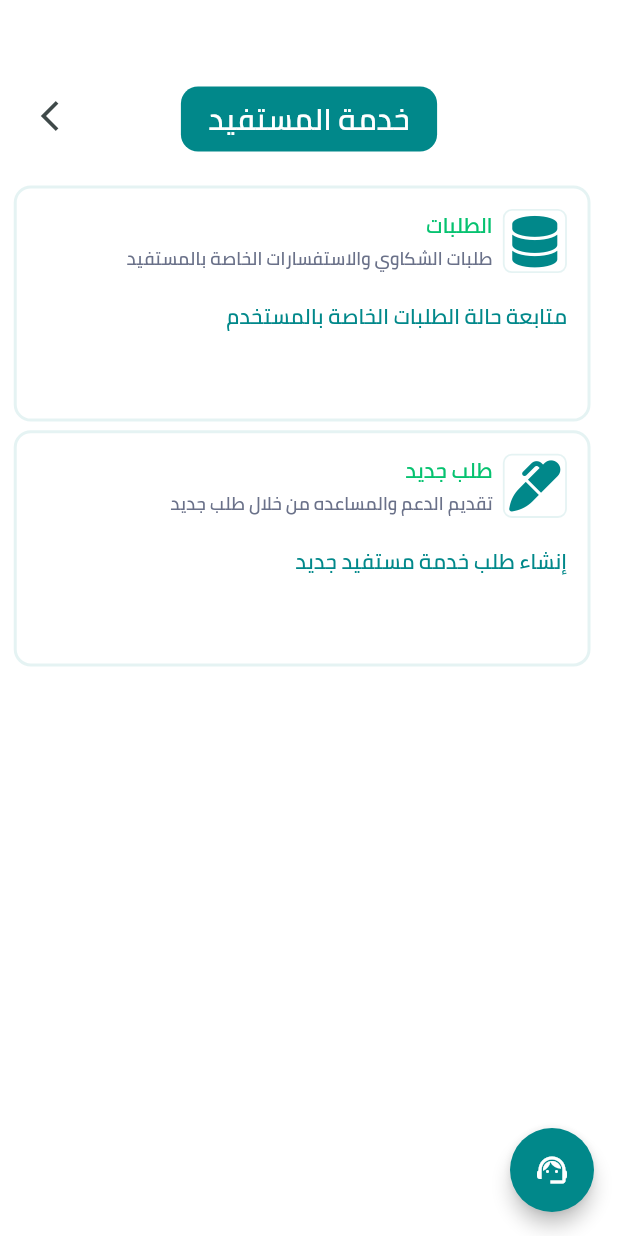
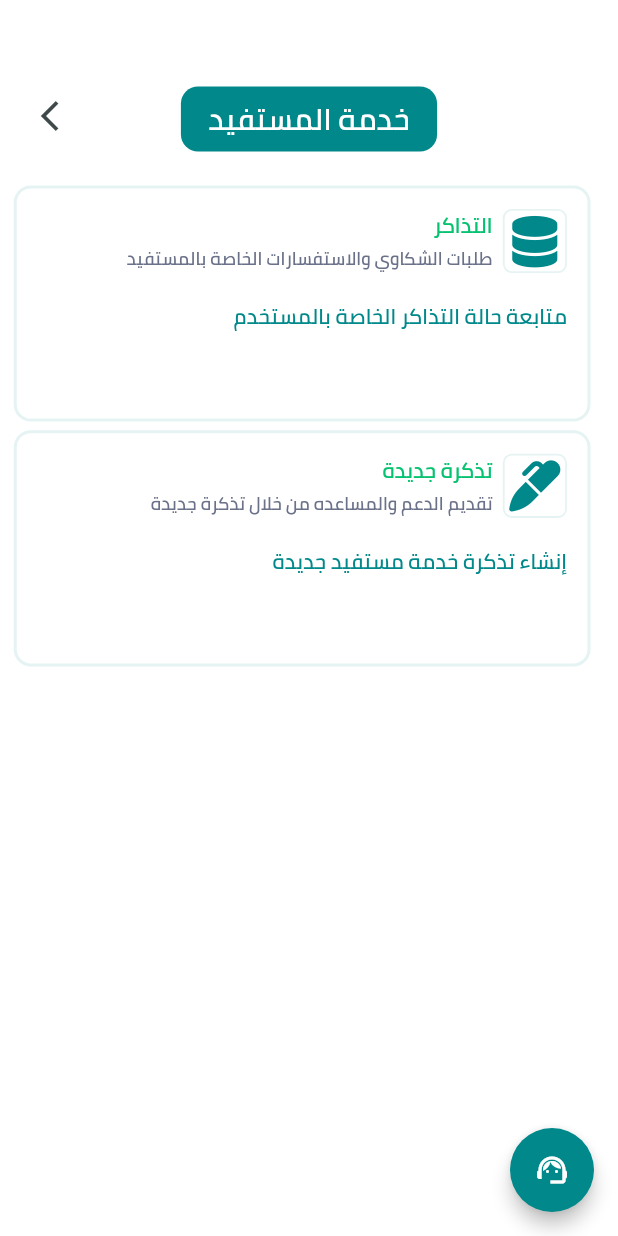
Before and after one commit to mo7amed777/NBU-New-Theme, a Flutter app: the SupportMe screen opened directly with empty values, on a phone screen of 412 x 824 dp. Run offline on Flutter 3.47's test engine with Material 3 defaults, Android fonts, the phone set to English and light mode, and no system bars; our stand-ins replace badges, cached_network_image, dio, dotted_border, file_picker, flutter_screenutil and 18 more; missing offline and left inert: animated_rating_stars, delta_to_html, flutter_cached_pdfview, flutter_quill, hand_signature, mobile_scanner and 6 more; accounts and stored records are empty; network calls fail.

Commit message:
edit Support System Tickets Name

```diff
--- a/lib/app/pages/views/Surveys/sections_of_servey.dart
+++ b/lib/app/pages/views/Surveys/sections_of_servey.dart
@@ -47,7 +47,8 @@ class SectionsOfServey extends StatelessWidget {
                 left: 32.w,
                 child: Center(
                   child: Container(
-                    padding: EdgeInsets.symmetric(vertical: 6, horizontal: 6),
+                    padding:
+                        EdgeInsets.symmetric(vertical: 6.h, horizontal: 16.w),
                     decoration: BoxDecoration(
                       borderRadius: BorderRadius.circular(25),
                       color: colorPrimary,
--- a/lib/app/pages/views/majales/council/meeting/subject/vote.dart
+++ b/lib/app/pages/views/majales/council/meeting/subject/vote.dart
@@ -120,7 +120,8 @@ class _SubjectVoteState extends State<SubjectVote> {
                   top: Get.height * 0.07,
                   child: Center(
                     child: Container(
-                      padding: EdgeInsets.symmetric(vertical: 6, horizontal: 6),
+                      padding:
+                          EdgeInsets.symmetric(vertical: 6.h, horizontal: 16.w),
                       decoration: BoxDecoration(
                         borderRadius: BorderRadius.circular(25),
                         color: colorPrimary,
--- a/lib/app/pages/views/skills_record/field_details.dart
+++ b/lib/app/pages/views/skills_record/field_details.dart
@@ -289,7 +289,8 @@ class _FieldDetailsState extends State<FieldDetails> {
               left: 32.w,
               child: Center(
                 child: Container(
-                  padding: EdgeInsets.symmetric(vertical: 6, horizontal: 6),
+                  padding:
+                      EdgeInsets.symmetric(vertical: 6.h, horizontal: 16.w),
                   decoration: BoxDecoration(
                     borderRadius: BorderRadius.circular(25),
                     color: colorPrimary,
--- a/lib/app/pages/views/skills_record/term_details.dart
+++ b/lib/app/pages/views/skills_record/term_details.dart
@@ -286,7 +286,8 @@ class TermCourseDetails extends StatelessWidget {
               top: Get.height * 0.07,
               child: Center(
                 child: Container(
-                  padding: EdgeInsets.symmetric(vertical: 6, horizontal: 6),
+                  padding:
+                      EdgeInsets.symmetric(vertical: 6.h, horizontal: 16.w),
                   decoration: BoxDecoration(
                     borderRadius: BorderRadius.circular(25),
                     color: colorPrimary,
--- a/lib/app/pages/views/support_me/new_requests.dart
+++ b/lib/app/pages/views/support_me/new_requests.dart
@@ -171,7 +171,7 @@ class NewSupportRequest extends StatelessWidget {
                               attachments: attatchments,
                             );
                           },
-                          label: 'تقديم الطلب',
+                          label: 'حفظ',
                           fontSize: 18,
                           padding: 8,
                         ),
@@ -200,7 +200,7 @@ class NewSupportRequest extends StatelessWidget {
                   color: colorPrimary,
                 ),
                 child: Text(
-                  'طلب جديد',
+                  'تذكرة جديدة',
                   style: largeTitleStyle.copyWith(color: colorWhite),
                 ),
               ),
@@ -254,7 +254,7 @@ class NewSupportRequest extends StatelessWidget {
       if (controller.apiCallStatus == ApiCallStatus.success) {
         Get.back();
         CustomSnackBar.showCustomSnackBar(
-            title: 'نجاح', message: 'تم اضافة الطلب بنجاح');
+            title: 'نجاح', message: 'تم اضافة التذكرة بنجاح');
       }
     });
   }
--- a/lib/app/pages/views/support_me/requests.dart
+++ b/lib/app/pages/views/support_me/requests.dart
@@ -120,7 +120,7 @@ class _SupportRequestsState extends State<SupportRequests> {
                                 )),
                             SizedBox(height: 32),
                             Text(
-                              'لا يوجد طلبات',
+                              'لا يوجد تذاكر',
                               style: TextStyle(
                                 color: colorPrimary,
                                 fontSize: 25.sp,
@@ -146,13 +146,14 @@ class _SupportRequestsState extends State<SupportRequests> {
               top: Get.height * 0.07,
               child: Center(
                 child: Container(
-                  padding: EdgeInsets.symmetric(vertical: 6, horizontal: 6),
+                  padding:
+                      EdgeInsets.symmetric(vertical: 6.h, horizontal: 16.w),
                   decoration: BoxDecoration(
                     borderRadius: BorderRadius.circular(25),
                     color: colorPrimary,
                   ),
                   child: Text(
-                    'الطلبات',
+                    'التذاكر',
                     style: largeTitleStyle.copyWith(color: colorWhite),
                   ),
                 ),
--- a/lib/app/pages/views/support_me/support_me.dart
+++ b/lib/app/pages/views/support_me/support_me.dart
@@ -57,7 +57,7 @@ class SupportMe extends StatelessWidget {
                               icon: entry.value.values.first,
                               subTitle: entry.value.keys.first,
                               onTap: () {
-                                if (entry.key.keys.first == 'طلب جديد') {
+                                if (entry.key.keys.first == 'تذكرة جديدة') {
                                   newRequest();
                                 } else {
                                   Get.to(() => SupportRequests());
--- a/lib/config/const.dart
+++ b/lib/config/const.dart
@@ -146,11 +146,11 @@ const Map<Map<String, String>, Map<String, IconData>> skillsRecordServices = {
 };
 
 const Map<Map<String, String>, Map<String, IconData>> supportServices = {
-  {'الطلبات': 'طلبات الشكاوي والاستفسارات الخاصة بالمستفيد'}: {
-    'متابعة حالة الطلبات الخاصة بالمستخدم': FontAwesomeIcons.database,
+  {'التذاكر': 'طلبات الشكاوي والاستفسارات الخاصة بالمستفيد'}: {
+    'متابعة حالة التذاكر الخاصة بالمستخدم': FontAwesomeIcons.database,
   },
-  {'طلب جديد': 'تقديم الدعم والمساعده من خلال طلب جديد'}: {
-    'إنشاء طلب خدمة مستفيد جديد': FontAwesomeIcons.marker,
+  {'تذكرة جديدة': 'تقديم الدعم والمساعده من خلال تذكرة جديدة'}: {
+    'إنشاء تذكرة خدمة مستفيد جديدة': FontAwesomeIcons.marker,
   },
 };
 
```
Also changed, not shown: 4 other files.
